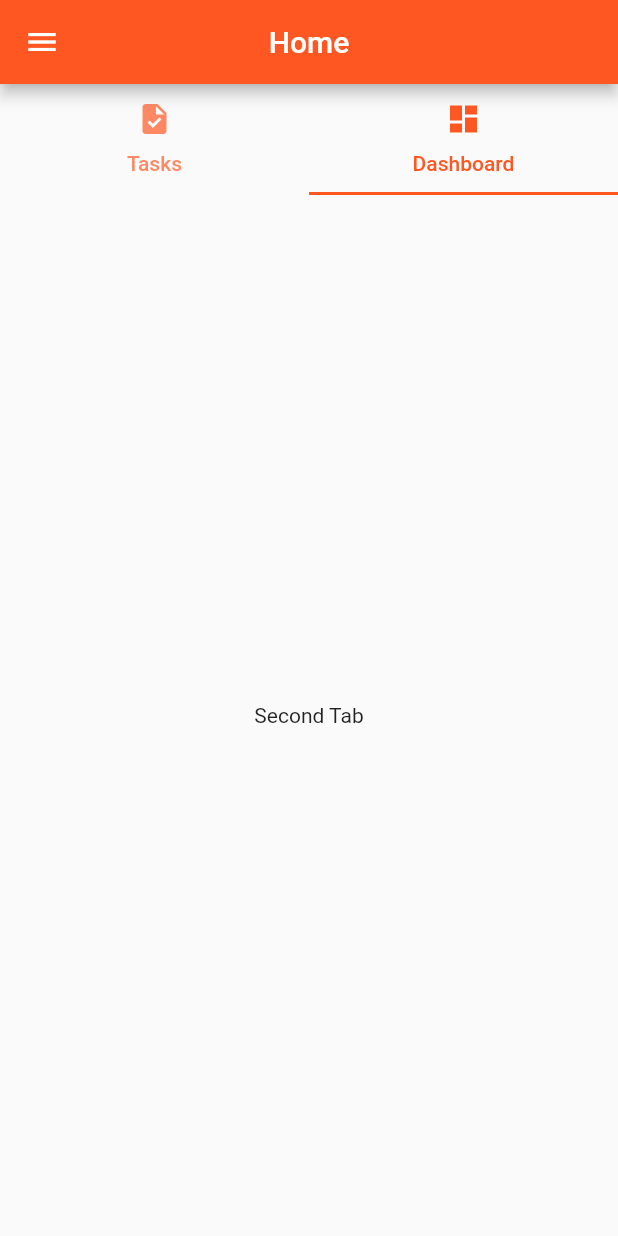
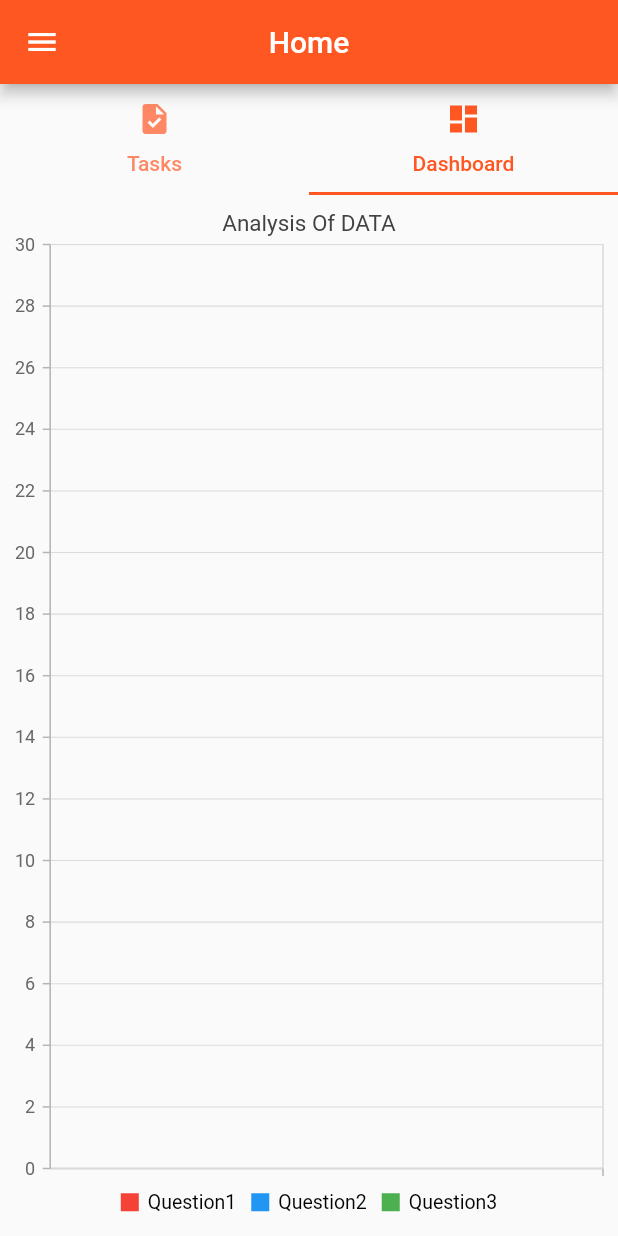
Before and after one commit to SalvinSuraj/asa_2, a Flutter app: the screen it shows once a user with an empty profile is signed in, tab 2 chosen, on a phone screen of 412 x 824 dp. Run offline on Flutter 3.47's test engine with Material 2 defaults, Android fonts, the phone set to English and light mode, and no system bars; our stand-ins replace audioplayers, cloud_firestore, dotted_border, email_validator, file_picker, firebase_auth and 4 more; missing offline and left inert: external_app_launcher; accounts and stored records are empty.

Commit message:
Analysis of Data of all three question

```diff
--- a/lib/home_page.dart
+++ b/lib/home_page.dart
@@ -2,9 +2,14 @@ import 'package:external_app_launcher/external_app_launcher.dart';
 import 'package:flutter/material.dart';
 import 'package:firebase_auth/firebase_auth.dart';
 import 'package:signin/music%20player/musicList.dart';
+import 'package:flutter/services.dart';
+import 'package:flutter/src/widgets/framework.dart';
+import 'dart:async';
+import 'package:cloud_firestore/cloud_firestore.dart';
 import 'package:signin/questions/question_1.dart';
-import 'package:flutter/services.dart';
 
+import 'package:syncfusion_flutter_charts/charts.dart';
+import 'package:flutter/scheduler.dart';
 
 import 'ProfessionalHelp.dart';
 
@@ -14,8 +19,89 @@ class HomePage extends StatefulWidget{
 
 }
 
+
 class _HomePageState extends  State<HomePage>
 {
+
+  List<_ChartData> chartData = <_ChartData>[];
+
+  @override
+  void initState() {
+    getDataFromFireStore().then((results) {
+      SchedulerBinding.instance.addPostFrameCallback((timeStamp) {
+        setState(() {});
+      });
+    });
+    super.initState();
+  }
+
+  Future<void> getDataFromFireStore() async {
+    var snapShotsValue =
+    await FirebaseFirestore.instance.collection("Answer_Anal_1").get();
+    List<_ChartData> list = snapShotsValue.docs
+        .map((e) => _ChartData(date: DateTime.fromMillisecondsSinceEpoch(
+        e.data()['answer1_date'].millisecondsSinceEpoch)
+        , value: e.data()['answer_1'],
+        value2: e.data()['answer_2'],
+        value3: e.data()['answer_3']))
+        .toList();
+    setState(() {
+      chartData = list;
+    });
+  }
+
+
+  Widget _showChart() {
+    return Scaffold(
+      body: SfCartesianChart(
+          title: ChartTitle(text: 'Analysis Of DATA'),
+          legend: Legend(isVisible: true),
+          tooltipBehavior: TooltipBehavior(enable: true),
+          primaryXAxis: DateTimeCategoryAxis(),
+          primaryYAxis: NumericAxis(
+              minimum: 0,
+              maximum: 30
+          ),
+          series: <ChartSeries<_ChartData, DateTime>>[
+            StackedColumnSeries<_ChartData, DateTime>(
+                dataSource: chartData,
+                xValueMapper: (_ChartData data, _) => data.date,
+                yValueMapper: (_ChartData data, _) => data.value,
+                name: 'Question1',
+                color: Colors.red,
+                markerSettings: MarkerSettings(isVisible: true)
+            ),
+            StackedColumnSeries<_ChartData, DateTime>(
+                dataSource: chartData,
+                xValueMapper: (_ChartData data, _) => data.date,
+                yValueMapper: (_ChartData data, _) => data.value2,
+                name: 'Question2',
+                color: Colors.blue,
+                markerSettings: MarkerSettings(isVisible: true)
+            ),
+            StackedColumnSeries<_ChartData, DateTime>(
+                dataSource: chartData,
+                xValueMapper: (_ChartData data, _) => data.date,
+                yValueMapper: (_ChartData data, _) => data.value3,
+                name: 'Question3',
+                color: Colors.green,
+                markerSettings: MarkerSettings(isVisible: true)
+            ),
+          ]
+          // series: <LineSeries<_ChartData, DateTime>>[
+          //   LineSeries<_ChartData, DateTime>(
+          //       dataSource: chartData,
+          //       xValueMapper: (_ChartData data, _) => data.date,
+          //       yValueMapper: (_ChartData data, _) => data.value,
+          //       color: Colors.purple,
+          //       name: 'Question 1',
+          //       markerSettings: MarkerSettings(isVisible: true)
+          //   )
+          // ]
+      ),
+    );
+  }
+
   final user = FirebaseAuth.instance.currentUser!;
 
   Future<bool> _onWillPop() async {
@@ -85,7 +171,6 @@ class _HomePageState extends  State<HomePage>
           ],
         ),
     ),*/
-
         body: Column(
           children: [
             const TabBar(
@@ -131,10 +216,7 @@ class _HomePageState extends  State<HomePage>
                 ),
 
               Container(
-                child: const Center(
-                  child: Text("Second Tab"),
-
-                ),
+                child: _showChart(),
               )
             ]),)
           ],
@@ -144,7 +226,18 @@ class _HomePageState extends  State<HomePage>
     );
   }
 
+
 }
+
+class _ChartData { //TRIED TO GET Chart
+  _ChartData({this.date, this.value, this.value2,this.value3});
+  final DateTime? date;
+  final int? value;
+  final int? value2;
+  final int? value3;
+
+}
+
 class NavigationDrawer extends StatelessWidget {
   const NavigationDrawer({Key? key}) : super(key: key);
 
--- a/pubspec.yaml
+++ b/pubspec.yaml
@@ -48,8 +48,11 @@ dependencies:
   file_picker: ^5.2.5
   audioplayers: ^2.0.0
   firebase_storage: ^11.0.10
-  intl: ^0.18.0
+  intl: ^0.17.0
   external_app_launcher: ^3.1.0
+  charts_flutter_new: ^0.12.0
+  get: ^4.6.5
+  syncfusion_flutter_charts: ^20.4.53
 
 
 dev_dependencies:
```
Also changed, not shown: lib/questions/question_1.dart (+12 -48 lines), lib/questions/question_2.dart (+5 -3 lines), lib/questions/question_3.dart (+20 -7 lines), pubspec.lock.
